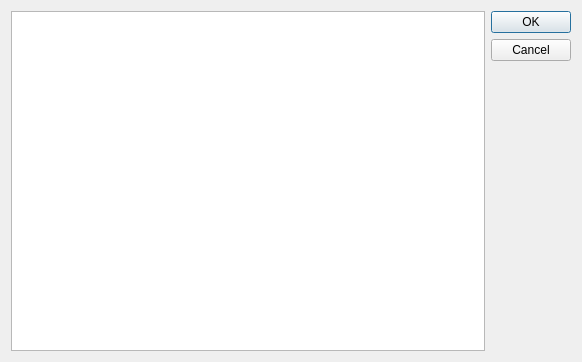
The window that src/temporary/winetrickshelp.ui (brezerk/q4wine) describes before a commit, drawn with Qt 5.
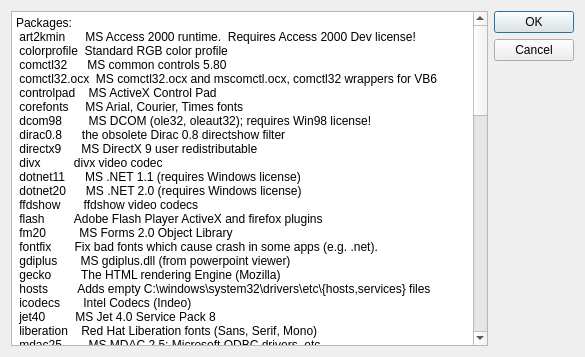
The same window after the commit.

Commit message: WineTricksHelp list is not generated automaticaly. So, help text easyly can be inserted into it's UI.

```diff
--- a/src/temporary/winetrickshelp.ui
+++ b/src/temporary/winetrickshelp.ui
@@ -9,17 +9,14 @@
    <rect>
     <x>0</x>
     <y>0</y>
-    <width>582</width>
-    <height>362</height>
+    <width>585</width>
+    <height>357</height>
    </rect>
   </property>
   <property name="windowTitle">
    <string>Dialog</string>
   </property>
   <layout class="QGridLayout" name="gridLayout">
-   <item row="0" column="0">
-    <widget class="QTextBrowser" name="txtOutput"/>
-   </item>
    <item row="0" column="1">
     <widget class="QDialogButtonBox" name="buttonBox">
      <property name="orientation">
@@ -30,6 +27,99 @@
      </property>
     </widget>
    </item>
+   <item row="0" column="0">
+    <widget class="QPlainTextEdit" name="txtOutput">
+     <property name="undoRedoEnabled">
+      <bool>false</bool>
+     </property>
+     <property name="lineWrapMode">
+      <enum>QPlainTextEdit::NoWrap</enum>
+     </property>
+     <property name="readOnly">
+      <bool>true</bool>
+     </property>
+     <property name="plainText">
+      <string>Packages:                                                     
+ art2kmin      MS Access 2000 runtime.  Requires Access 2000 Dev license!
+ colorprofile  Standard RGB color profile                                
+ comctl32      MS common controls 5.80                                   
+ comctl32.ocx  MS comctl32.ocx and mscomctl.ocx, comctl32 wrappers for VB6
+ controlpad    MS ActiveX Control Pad                                     
+ corefonts     MS Arial, Courier, Times fonts                             
+ dcom98        MS DCOM (ole32, oleaut32); requires Win98 license!         
+ dirac0.8      the obsolete Dirac 0.8 directshow filter                   
+ directx9      MS DirectX 9 user redistributable                          
+ divx          divx video codec                                           
+ dotnet11      MS .NET 1.1 (requires Windows license)                     
+ dotnet20      MS .NET 2.0 (requires Windows license)                     
+ ffdshow       ffdshow video codecs                                       
+ flash         Adobe Flash Player ActiveX and firefox plugins             
+ fm20          MS Forms 2.0 Object Library                                
+ fontfix       Fix bad fonts which cause crash in some apps (e.g. .net).  
+ gdiplus       MS gdiplus.dll (from powerpoint viewer)                    
+ gecko         The HTML rendering Engine (Mozilla)                        
+ hosts         Adds empty C:\windows\system32\drivers\etc\{hosts,services} files
+ icodecs       Intel Codecs (Indeo)                                             
+ jet40         MS Jet 4.0 Service Pack 8                                        
+ liberation    Red Hat Liberation fonts (Sans, Serif, Mono)                     
+ mdac25        MS MDAC 2.5: Microsoft ODBC drivers, etc.                        
+ mdac27        MS MDAC 2.7                                                      
+ mdac28        MS MDAC 2.8                                                      
+ mfc40         MS mfc40 (Microsoft Foundation Classes from Visual C++ 4)        
+ mfc42         MS mfc42 (same as vcrun6 below)                                  
+ mono20        mono-2.0.1                                                       
+ mono22        mono-2.2                                                         
+ msi2          MS Installer 2.0                                                 
+ mshflxgd      MS Hierarchical Flex Grid Control                                
+ msls31        MS Line Services 3.1 (needed by native riched?)                  
+ msmask        MS Masked Edit Control                                           
+ msscript      MS Script Control                                                
+ msxml3        MS XML version 3                                                 
+ msxml4        MS XML version 4                                                 
+ msxml6        MS XML version 6                                                 
+ ogg           ogg filters/codecs: flac, theora, speex, vorbis, schroedinger    
+ ole2          MS 16 bit OLE                                                    
+ pdh           MS pdh.dll (Performance Data Helper)                             
+ quicktime72   Apple Quicktime 7.2                                              
+ riched20      MS riched20 and riched32                                         
+ riched30      MS riched30                                                      
+ tahoma        MS Tahoma font (not part of corefonts)                           
+ urlmon        MS urlmon.dll                                                    
+ vb3run        MS Visual Basic 3 runtime                                        
+ vb4run        MS Visual Basic 4 runtime                                        
+ vb5run        MS Visual Basic 5 runtime
+ vb6run        MS Visual Basic 6 runtime
+ vcrun6        MS Visual C++ 6 sp4 libraries (mfc42, msvcp60, msvcrt)
+ vcrun2003     MS Visual C++ 2003 libraries (mfc71,msvcp71,msvcr71)
+ vcrun2005     MS Visual C++ 2005 libraries (mfc80,msvcp80,msvcr80)
+ vcrun2005sp1  MS Visual C++ 2005 sp1 libraries
+ vcrun2008     MS Visual C++ 2008 libraries (mfc90,msvcp90,msvcr90)
+ vjrun20       MS Visual J# 2.0 libraries (requires dotnet20)
+ wininet       MS wininet.dll (requires Windows license)
+ wme9          MS Windows Media Encoder 9 (requires Windows license)
+ wmp9          MS Windows Media Player 9 (requires Windows license)
+ wmp10         MS Windows Media Player 10 (requires Windows license)
+ wsh56         MS Windows Scripting Host 5.6
+ wsh56js       MS Windows scripting 5.6, jscript only, no cscript
+ wsh56vb       MS Windows scripting 5.6, vbscript only, no cscript
+ xvid          xvid video codec
+Apps:
+ autohotkey    Autohotkey (open source gui scripting language)
+ firefox3      Firefox Version 3
+ ie6           Microsoft Internet Explorer 6.0
+ kde           KDE for Windows installer
+ mpc           Media Player Classic
+ vlc           VLC media player
+Pseudopackages:
+ allfonts      All listed fonts (corefonts, tahoma, liberation)
+ allcodecs     All listed codecs (xvid, ffdshow, icodecs)
+ fakeie6       Set registry to claim IE6sp1 is installed
+ native_mdac   Override odbc32 and odbccp32
+ native_oleaut32 Override oleaut32
+</string>
+     </property>
+    </widget>
+   </item>
   </layout>
  </widget>
  <resources/>
```
The commit also changes 1 other file.
